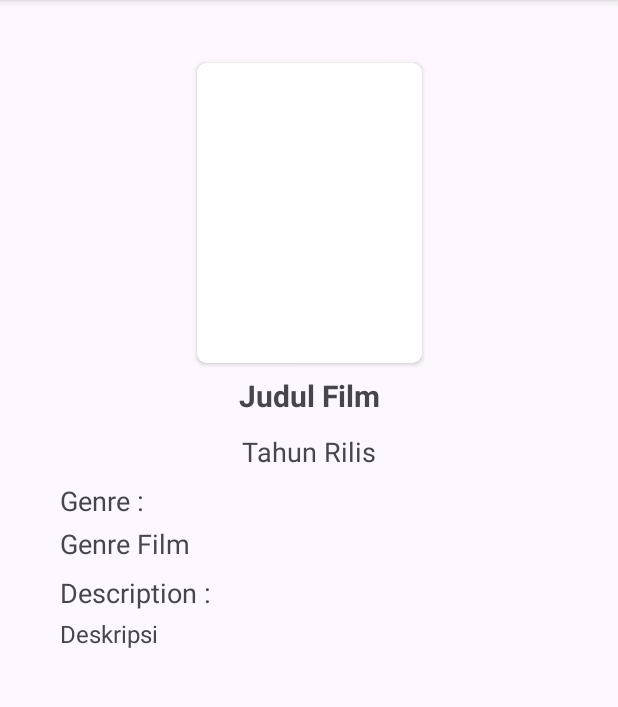
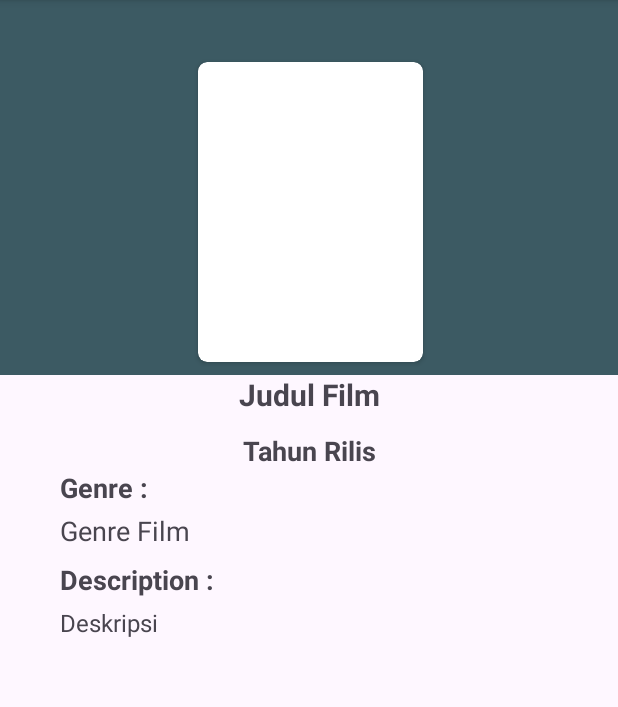
Before and after one commit to kyal11/KYMDB-APP, an Android app: the DetailActivity screen opened directly, with no data from a screen before it, on a phone screen of 412 x 824 dp, the part 96-803 px from its top. Run offline under Robolectric (Android 15) with nearby library versions, the phone set to English and light mode, and no system bars.

Commit message:
Fix : Style Movies Row

```diff
--- a/app/src/main/java/com/example/kymdb/model/MainActivity.kt
+++ b/app/src/main/java/com/example/kymdb/model/MainActivity.kt
@@ -18,7 +18,7 @@ class MainActivity : AppCompatActivity() {
     override fun onCreate(savedInstanceState: Bundle?) {
         super.onCreate(savedInstanceState)
         setContentView(R.layout.activity_main)
-
+        supportActionBar
         rvMovies = findViewById(R.id.rv_movies)
         rvMovies.setHasFixedSize(true)
 
--- a/app/src/main/res/layout/activity_detail.xml
+++ b/app/src/main/res/layout/activity_detail.xml
@@ -4,18 +4,44 @@
     xmlns:tools="http://schemas.android.com/tools"
     android:layout_width="match_parent"
     android:layout_height="wrap_content"
+    android:backgroundTint="#000000"
     tools:context=".DetailMovies.DetailActivity">
+
+    <ScrollView
+        android:layout_width="match_parent"
+        android:layout_height="match_parent">
+
+        <androidx.constraintlayout.widget.ConstraintLayout
+            android:layout_width="match_parent"
+            android:layout_height="wrap_content">
+
+            <androidx.constraintlayout.widget.ConstraintLayout
+                android:layout_width="match_parent"
+                android:layout_height="250dp"
+                android:background="@color/black"
+                android:backgroundTint="#CC0C343D"
+                app:circularflow_defaultRadius="30dp"
+                app:layout_constraintBottom_toBottomOf="parent"
+                app:layout_constraintEnd_toEndOf="parent"
+                app:layout_constraintStart_toStartOf="parent"
+                app:layout_constraintTop_toTopOf="parent"
+                app:layout_constraintVertical_bias="0.0">
+
+            </androidx.constraintlayout.widget.ConstraintLayout>
 
             <androidx.cardview.widget.CardView
                 android:id="@+id/cardView"
                 android:layout_width="150dp"
                 android:layout_height="200dp"
+                android:layout_marginStart="131dp"
+                android:layout_marginTop="41dp"
+                android:layout_marginEnd="130dp"
+                android:layout_marginBottom="8dp"
                 app:cardCornerRadius="6dp"
-        app:layout_constraintBottom_toBottomOf="parent"
+                app:layout_constraintBottom_toTopOf="@+id/tv_title"
                 app:layout_constraintEnd_toEndOf="parent"
                 app:layout_constraintStart_toStartOf="parent"
-        app:layout_constraintTop_toTopOf="parent"
-        app:layout_constraintVertical_bias="0.18">
+                app:layout_constraintTop_toTopOf="parent">
 
                 <ImageView
                     android:id="@+id/iv_poster"
@@ -35,6 +61,7 @@
                 android:layout_height="wrap_content"
                 android:layout_marginTop="8dp"
                 android:text="@string/movie_title"
+                android:textAlignment="gravity"
                 android:textSize="20sp"
                 android:textStyle="bold"
                 app:layout_constraintEnd_toEndOf="parent"
@@ -48,6 +75,7 @@
                 android:layout_marginTop="11dp"
                 android:text="@string/release_date"
                 android:textSize="18sp"
+                android:textStyle="bold"
                 app:layout_constraintEnd_toEndOf="parent"
                 app:layout_constraintStart_toStartOf="parent"
                 app:layout_constraintTop_toBottomOf="@+id/tv_title" />
@@ -57,9 +85,9 @@
                 android:layout_width="wrap_content"
                 android:layout_height="wrap_content"
                 android:layout_marginStart="40dp"
-        android:layout_marginTop="8dp"
                 android:text="@string/genretext"
                 android:textSize="18sp"
+                android:textStyle="bold"
                 app:layout_constraintStart_toStartOf="parent"
                 app:layout_constraintTop_toBottomOf="@+id/tv_releasedate" />
 
@@ -70,8 +98,6 @@
                 android:layout_marginTop="4dp"
                 android:text="@string/genre"
                 android:textSize="18sp"
-        app:layout_constraintEnd_toEndOf="parent"
-        app:layout_constraintHorizontal_bias="0.0"
                 app:layout_constraintStart_toStartOf="@+id/tv_genre_title"
                 app:layout_constraintTop_toBottomOf="@+id/tv_genre_title" />
 
@@ -80,24 +106,22 @@
                 android:layout_width="wrap_content"
                 android:layout_height="wrap_content"
                 android:layout_marginTop="8dp"
+                android:textStyle="bold"
                 android:text="@string/descriptiontext"
                 android:textSize="18sp"
-        app:layout_constraintEnd_toEndOf="parent"
-        app:layout_constraintHorizontal_bias="0.0"
-        app:layout_constraintStart_toStartOf="@+id/tv_genre"
+                app:layout_constraintStart_toStartOf="@+id/tv_genre_title"
                 app:layout_constraintTop_toBottomOf="@+id/tv_genre" />
 
             <TextView
                 android:id="@+id/tv_description"
                 android:layout_width="330dp"
                 android:layout_height="wrap_content"
-        android:layout_marginTop="4dp"
-        android:layout_marginEnd="308dp"
+                android:layout_marginTop="5dp"
                 android:text="@string/description"
                 android:textSize="16sp"
-        app:layout_constraintEnd_toEndOf="parent"
-        app:layout_constraintHorizontal_bias="0.0"
-        app:layout_constraintStart_toStartOf="@+id/tv_descriptiontext"
+                app:layout_constraintStart_toStartOf="@+id/tv_genre_title"
                 app:layout_constraintTop_toBottomOf="@+id/tv_descriptiontext" />
+        </androidx.constraintlayout.widget.ConstraintLayout>
+    </ScrollView>
 
 </androidx.constraintlayout.widget.ConstraintLayout>
--- a/app/src/main/res/layout/item_row_movies.xml
+++ b/app/src/main/res/layout/item_row_movies.xml
@@ -45,9 +45,14 @@
             android:layout_height="wrap_content"
             android:layout_marginStart="4dp"
             android:layout_marginTop="4dp"
+            android:elegantTextHeight="false"
+            android:fontFamily="sans-serif-black"
             android:text="@string/movie_title"
+            android:textAllCaps="false"
+            android:textColor="#225C4B"
             android:textSize="16sp"
             android:textStyle="bold"
+            android:typeface="normal"
             app:layout_constraintEnd_toEndOf="parent"
             app:layout_constraintHorizontal_bias="0.0"
             app:layout_constraintStart_toEndOf="@+id/cardView"
@@ -56,6 +61,7 @@
         <TextView
             android:id="@+id/tv_releasedate"
             android:layout_width="0dp"
+            android:textStyle="bold"
             android:layout_height="wrap_content"
             android:layout_marginStart="4dp"
             android:text="@string/release_date"
@@ -70,6 +76,7 @@
             android:layout_height="wrap_content"
             android:layout_marginStart="4dp"
             android:text="@string/genretext"
+            android:textStyle="bold"
             app:layout_constraintEnd_toEndOf="parent"
             app:layout_constraintHorizontal_bias="0.0"
             app:layout_constraintStart_toEndOf="@+id/cardView"
@@ -93,6 +100,7 @@
             android:layout_height="wrap_content"
             android:layout_marginStart="4dp"
             android:text="@string/descriptiontext"
+            android:textStyle="bold"
             app:layout_constraintEnd_toEndOf="parent"
             app:layout_constraintHorizontal_bias="1.0"
             app:layout_constraintStart_toEndOf="@+id/cardView"
--- a/app/src/main/res/values/colors.xml
+++ b/app/src/main/res/values/colors.xml
@@ -3,4 +3,5 @@
     <color name="black">#FF000000</color>
     <color name="white">#FFFFFFFF</color>
     <color name="green_tosca">#0C343D</color>
+    <color name="cream">#FDE398</color>
 </resources>
```
Lines whose indentation alone changed are shown as unchanged.
